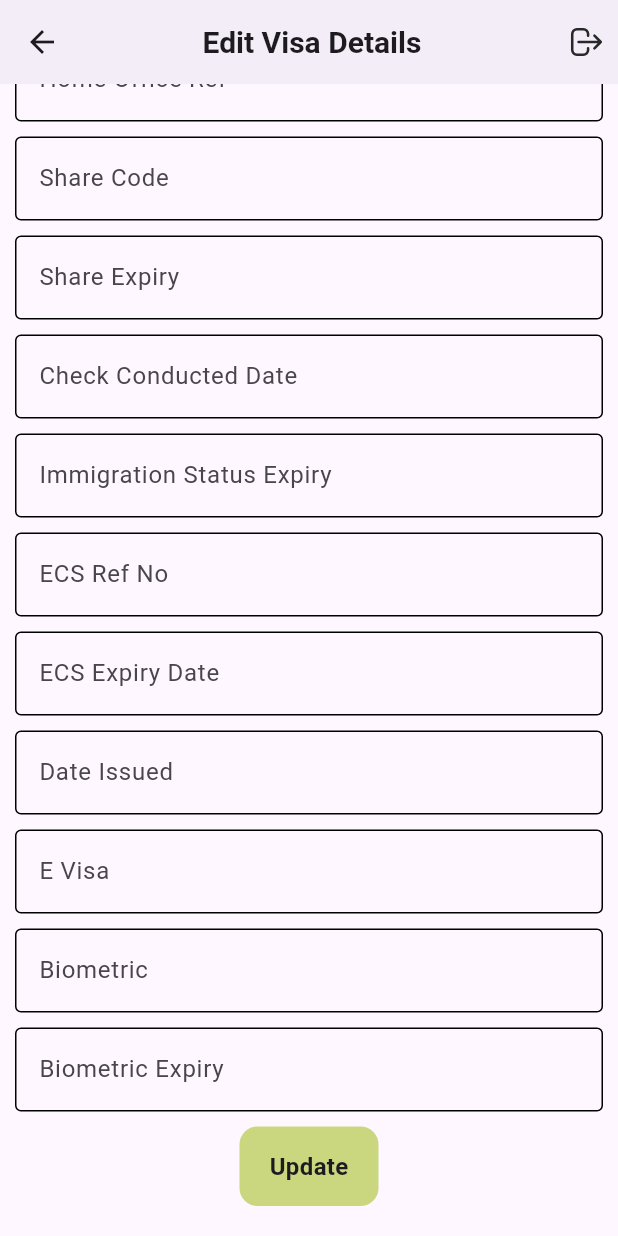
After one commit to Irtaza4/simple_ui, a Flutter app: the VisaDetailsEditScreen screen opened directly, scrolled down 447 dp, after a tap on "Update", on a phone screen of 412 x 824 dp. The commit adds this screen. Run offline on Flutter 3.47's test engine with Material 3 defaults, Android fonts, the phone set to English and light mode, and no system bars; our stand-ins replace flutter_svg; network calls fail.

Commit message:
edit screens created

```diff
--- /dev/null
+++ b/lib/app_button.dart
@@ -0,0 +1,25 @@
+import 'package:flutter/material.dart';
+
+class AppButton extends StatelessWidget {
+  final void Function()? onTap;
+  const AppButton({super.key,required this.onTap});
+
+  @override
+  Widget build(BuildContext context) {
+    return InkWell(
+      onTap: onTap,
+      child: Container(
+        padding: EdgeInsets.symmetric(
+          horizontal: 20,
+          vertical: 15
+        ),
+        decoration: BoxDecoration(
+          color: Color(0xffCAD77F),
+          borderRadius: BorderRadius.circular(12)
+        ),
+        child: Text('Update',style: TextStyle(fontWeight: FontWeight.bold,
+        fontSize: 16),),
+      ),
+    );
+  }
+}
--- /dev/null
+++ b/lib/custom_text_field.dart
@@ -0,0 +1,31 @@
+
+import 'package:flutter/material.dart';
+
+
+class CustomTextField extends StatelessWidget {
+  final String hintText;
+  const CustomTextField({super.key,required this.hintText});
+
+  @override
+  Widget build(BuildContext context) {
+    return TextFormField(
+      keyboardType: TextInputType.text,
+      decoration: InputDecoration(
+        border: OutlineInputBorder(),
+        enabled: true,
+        hintText: hintText,
+        focusedBorder: OutlineInputBorder(
+          borderSide: BorderSide(
+            color: Colors.black
+          ),
+        ),
+        enabledBorder: OutlineInputBorder(
+          borderSide: BorderSide(
+              color: Colors.black
+          ),
+        ),
+
+      ),
+    );
+  }
+}
--- /dev/null
+++ b/lib/edit_screens/visa_details_edit_screen.dart
@@ -0,0 +1,103 @@
+
+import 'package:flutter/material.dart';
+import 'package:screen_design/app_button.dart';
+import 'package:screen_design/custom_text_field.dart';
+
+import '../functions.dart';
+
+class VisaDetailsEditScreen extends StatelessWidget {
+  const VisaDetailsEditScreen({super.key});
+
+  @override
+  Widget build(BuildContext context) {
+    return Scaffold(
+      appBar: AppBar(
+        scrolledUnderElevation: 0,
+        elevation: 0,
+
+        title: Row(
+          mainAxisAlignment: MainAxisAlignment.spaceBetween,
+          children: [
+
+            Expanded(
+              child: Center(
+                child: Text(
+                  'Edit Visa Details',
+                  style: const TextStyle(
+                    fontSize: 20,
+                    fontWeight: FontWeight.w700,
+                  ),
+                ),
+              ),
+            ),
+            const SizedBox(width: 20),
+          ],
+
+        ),
+        actions: [
+          Padding(
+            padding: const EdgeInsets.only(right: 10),
+            child: Functions.getSVG('assets/images/logout_type.svg'),
+          ),
+        ],
+      ),
+      body: SingleChildScrollView(
+        child: Padding(
+          padding: const EdgeInsets.symmetric(vertical: 20,horizontal: 10),
+          child: Column(
+            children: [
+              CustomTextField(hintText: 'Right To Work Check Method',),
+              Padding(
+                padding: const EdgeInsets.symmetric(vertical: 10),
+                child: CustomTextField(hintText: 'Visa Type ID'),
+              ),
+              CustomTextField(hintText: 'Visa Type Name'),
+
+              Padding(
+                padding: const EdgeInsets.symmetric(vertical: 10),
+                child: CustomTextField(hintText: 'Passport No'),
+              ),
+              CustomTextField(hintText: 'Passport Expiry'),
+              Padding(
+                  padding: EdgeInsets.symmetric(vertical: 10),
+                  child: CustomTextField(hintText: 'Passport Issue Country')),
+
+              CustomTextField(hintText: 'Home Office Ref'),
+              Padding(
+                padding: const EdgeInsets.symmetric(vertical: 10),
+                child: CustomTextField(hintText: 'Share Code'),
+              ),
+              CustomTextField(hintText: 'Share Expiry'),
+              Padding(
+                padding: const EdgeInsets.symmetric(vertical: 10),
+                child: CustomTextField(hintText: 'Check Conducted Date'),
+              ),
+              CustomTextField(hintText: 'Immigration Status Expiry'),
+              Padding(
+                padding: const EdgeInsets.symmetric(vertical: 10),
+                child: CustomTextField(hintText: 'ECS Ref No'),
+              ),
+              CustomTextField(hintText: 'ECS Expiry Date'),
+              Padding(
+                padding: const EdgeInsets.symmetric(vertical: 10),
+                child: CustomTextField(hintText: 'Date Issued'),
+              ),
+              CustomTextField(hintText: 'E Visa'),
+              Padding(
+                padding: const EdgeInsets.symmetric(vertical: 10),
+                child: CustomTextField(hintText: 'Biometric'),
+              ),
+              CustomTextField(hintText: 'Biometric Expiry'),
+              Padding(
+                padding: const EdgeInsets.only(top: 10),
+                child: AppButton(onTap: (){
+
+                },),
+              ),
+            ],
+          ),
+        ),
+      ),
+    );
+  }
+}
--- a/lib/main.dart
+++ b/lib/main.dart
@@ -2,7 +2,7 @@ import 'package:flutter/material.dart';
 import 'package:screen_design/attendance_screen.dart';
 import 'package:screen_design/home_screen.dart';
 import 'package:screen_design/leave_screen.dart';
-import 'package:screen_design/profile_screen.dart';
+import 'package:screen_design/profile_screen/profile_screen.dart';
 
 void main() {
   runApp(const MyApp());
```
Also changed, not shown: lib/edit_screens/addresses_edit_screen.dart (added, +74 -0 lines), lib/edit_screens/bank_details_edit_screen.dart (added, +68 -0 lines), lib/edit_screens/emergency_edit_screen.dart (added, +86 -0 lines), lib/edit_screens/key_info_edit_screen.dart (added, +68 -0 lines), lib/edit_screens/profile_edit_screen.dart (added, +68 -0 lines), lib/profile_screen/profile_screen.dart (renamed from lib/profile_screen.dart, +40 -14 lines), lib/profile_screen_container/profile_screen_container.dart (renamed from lib/profile_screen_container.dart, +5 -2 lines), assets/images/location.svg (added), 4 other files.
